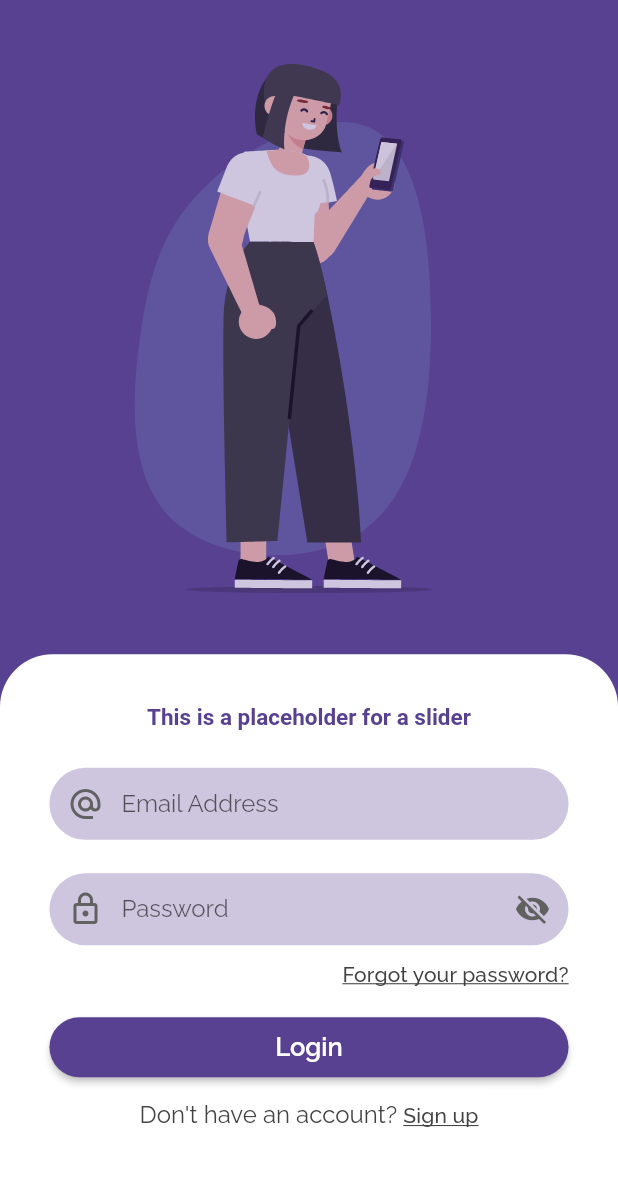
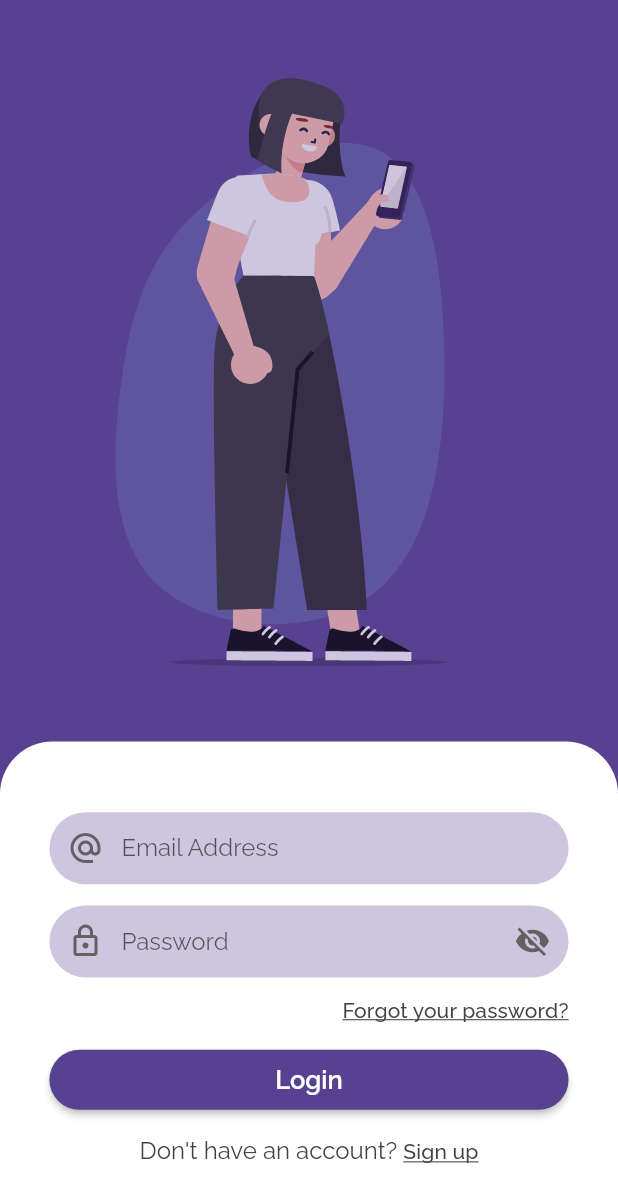
Before and after one commit to KaveenE/Orbital-SimplyMeet, a Flutter app: the screen it shows after launch, after a tap on "Skip", on a phone screen of 412 x 824 dp. Shown: the top 1202 px of the screen. Run offline on Flutter 3.47's test engine with Material 2 defaults, Android fonts, the phone set to English and light mode, and no system bars; drawn by our look-alikes of flutter_form_builder; our stand-ins replace google_fonts, lottie.

Commit message:
PageView implemented for Login & Signup + Spacer

```diff
--- a/simply_meet/lib/main.dart
+++ b/simply_meet/lib/main.dart
@@ -1,9 +1,10 @@
 import 'package:flutter/material.dart';
 import 'package:flutter/services.dart';
 import 'package:google_fonts/google_fonts.dart';
+import 'package:simply_meet/Screens/Login_SignUp/LoginScreen.dart';
+import 'package:simply_meet/Screens/Login_SignUp/SignUpScreen.dart';
+// import 'package:simply_meet/screens/Login_SignUp/LoginSignupScreen.dart';
 import 'package:simply_meet/screens/Welcome/WelcomeScreen.dart';
-import 'package:simply_meet/screens/login_signUp/LoginScreen.dart';
-import 'package:simply_meet/screens/login_signUp/SignUpScreen.dart';
 
 void main() {
   WidgetsFlutterBinding.ensureInitialized();
@@ -31,12 +32,12 @@ class MyApp extends StatelessWidget {
         fontFamily: GoogleFonts.raleway().fontFamily,
         textTheme: ThemeData.light().textTheme.copyWith(
               headline2: GoogleFonts.raleway(
-                color: Colors.white70,
+                color: Colors.white,
                 fontSize: 28,
                 fontWeight: FontWeight.w600,
               ),
               bodyText1: GoogleFonts.raleway(
-                color: Colors.white70,
+                color: Colors.white,
                 fontSize: 15,
               ),
               button: GoogleFonts.raleway(
@@ -57,6 +58,7 @@ class MyApp extends StatelessWidget {
         '/': (_) => WelcomeScreen(),
         NewLoginScreen.routeName: (_) => NewLoginScreen(),
         NewSignUpScreen.routeName: (_) => NewSignUpScreen(),
+        // LoginSignupScreen.routeName: (_) => LoginSignupScreen(),
       },
     );
   }
--- a/simply_meet/lib/screens/Welcome/WelcomeScreen.dart
+++ b/simply_meet/lib/screens/Welcome/WelcomeScreen.dart
@@ -1,5 +1,5 @@
 import 'package:flutter/material.dart';
-import 'package:simply_meet/screens/login_signUp/LoginScreen.dart';
+import 'package:simply_meet/Screens/Login_SignUp/LoginScreen.dart';
 import 'WelcomeScreenPage1.dart';
 import 'WelcomeScreenPage2.dart';
 import 'WelcomeScreenPage3.dart';
@@ -34,7 +34,6 @@ class _WelcomeScreenState extends State<WelcomeScreen> {
     return Scaffold(
       backgroundColor: myTheme.scaffoldBackgroundColor,
       body: Container(
-        child: Padding(
         padding: EdgeInsets.symmetric(vertical: 25.0),
         child: Column(
           crossAxisAlignment: CrossAxisAlignment.stretch,
@@ -43,14 +42,14 @@ class _WelcomeScreenState extends State<WelcomeScreen> {
               alignment: Alignment.topRight,
               child: const SkipButton(),
             ),
-              SizedBox(height: screenSize.height * 0.09),
+            Spacer(),
             Center(
               child: Text(
                 "Welcome to SimplyMeet",
                 style: Theme.of(context).textTheme.headline2,
               ),
             ),
-              SizedBox(height: screenSize.height * 0.05),
+            Spacer(),
             Container(
               height: screenSize.height * 0.6,
               child: PageView(
@@ -72,8 +71,8 @@ class _WelcomeScreenState extends State<WelcomeScreen> {
               mainAxisAlignment: MainAxisAlignment.center,
               children: _buildPageIndicator(screenSize),
             ),
+            Spacer(),
           ],
-          ),
         ),
       ),
       bottomSheet: _currentPage == _numPages - 1
@@ -125,7 +124,7 @@ class SkipButton extends StatelessWidget {
       child: Text(
         'Skip',
         style: TextStyle(
-          color: Colors.white70,
+          color: Colors.white,
           fontSize: 20,
         ),
       ),
--- a/simply_meet/lib/screens/login_signUp/LoginScreen.dart
+++ b/simply_meet/lib/screens/login_signUp/LoginScreen.dart
@@ -33,26 +33,24 @@ class _NewLoginScreenState extends State<NewLoginScreen> {
 
   @override
   Widget build(BuildContext context) {
-    final myTheme = Theme.of(context);
     final screenSize = MediaQuery.of(context).size;
 
     return Scaffold(
       body: SingleChildScrollView(
         child: Container(
-          color: myTheme.primaryColor,
           height: screenSize.height,
           child: Column(
             children: <Widget>[
               Expanded(
-                flex: 9,
+                flex: 3,
                 child: Opacity(
                   opacity: 0.7,
                   child: Lottie.asset("assets/animations/GirlOnPhone.json",
-                      width: screenSize.height * 0.45),
+                      width: screenSize.height * 0.5),
                 ),
               ),
               Expanded(
-                flex: 8,
+                flex: 2,
                 child: Container(
                   width: double.infinity,
                   padding: EdgeInsets.all(screenSize.height * 0.04),
@@ -70,17 +68,13 @@ class _NewLoginScreenState extends State<NewLoginScreen> {
                       mainAxisSize: MainAxisSize.min,
                       crossAxisAlignment: CrossAxisAlignment.center,
                       children: <Widget>[
+                        // Spacer(),
                         LoginArea(
                           _globalFormKey,
                           hidePassword: _hidePassword,
                           togglePasswordVisibility: togglePasswordVisibility,
                         ),
-                        SizedBox(height: screenSize.height * 0.014),
-                        WordsBelowSignUpLogin(
-                          text1: "Don't have an account? ",
-                          text2: "Sign up",
-                          route: NewSignUpScreen.routeName,
-                        ),
+                        // Spacer(),
                       ],
                     ),
                   ),
@@ -98,6 +92,7 @@ class LoginArea extends StatelessWidget {
   final GlobalKey<FormBuilderState> _globalFormKey;
   final bool hidePassword;
   final VoidCallback togglePasswordVisibility;
+
   const LoginArea(
     this._globalFormKey, {
     @required this.hidePassword,
@@ -106,27 +101,20 @@ class LoginArea extends StatelessWidget {
 
   @override
   Widget build(BuildContext context) {
-    final screenSize = MediaQuery.of(context).size;
     final myTheme = Theme.of(context);
-    return Column(
-      children: [
-        Text(
-          'This is a placeholder for a slider',
-          style: TextStyle(
-            fontSize: 15,
-            fontWeight: FontWeight.bold,
-            color: myTheme.primaryColor,
-          ),
-        ),
-        SizedBox(height: screenSize.height * 0.03),
+
+    return Expanded(
+      child: Column(
+        children: <Widget>[
+          Spacer(),
           FormBuilderEmail(),
-        SizedBox(height: screenSize.height * 0.027),
+          Spacer(),
           FormBuilderPassword(
             hidePassword: hidePassword,
             onPress: togglePasswordVisibility,
             identifierForField: "password",
           ),
-        SizedBox(height: screenSize.height * 0.014),
+          Spacer(),
           Align(
             alignment: Alignment.centerRight,
             child: Text(
@@ -134,12 +122,20 @@ class LoginArea extends StatelessWidget {
               style: myTheme.textTheme.subtitle2,
             ),
           ),
-        SizedBox(height: screenSize.height * 0.02),
+          Spacer(),
           SignUpLoginButton(
             _globalFormKey,
             title: "Login",
           ),
+          Spacer(),
+          WordsBelowSignUpLogin(
+            text1: "Don't have an account? ",
+            text2: "Sign up",
+            route: NewSignUpScreen.routeName,
+          ),
+          Spacer(),
         ],
+      ),
     );
   }
 }
--- a/simply_meet/lib/screens/login_signUp/widgets/WordsBelowSignUpLogin.dart
+++ b/simply_meet/lib/screens/login_signUp/widgets/WordsBelowSignUpLogin.dart
@@ -26,7 +26,7 @@ class WordsBelowSignUpLogin extends StatelessWidget {
             text: text2,
             style: myTheme.textTheme.subtitle2,
             recognizer: TapGestureRecognizer()
-              ..onTap = () => Navigator.pushNamed(
+              ..onTap = () => Navigator.pushReplacementNamed(
                     context,
                     route,
                   ),
--- a/simply_meet/pubspec.yaml
+++ b/simply_meet/pubspec.yaml
@@ -65,6 +65,7 @@ flutter:
     - assets/animations/GirlWorking.json
     - assets/animations/TwoPeopleTalking.json
     - assets/animations/GirlOnPhone.json
+    - assets/animations/Login.json
     - assets/animations/TwoPeopleWorking.json
 
 
```
Also changed, not shown: simply_meet/assets/animations/Login.json (added, +1 -0 lines), simply_meet/lib/screens/login_signUp/LoginSignupScreen.dart (added, +163 -0 lines), simply_meet/lib/screens/login_signUp/SignUpScreen.dart (+21 -28 lines), simply_meet/lib/screens/login_signUp/widgets/LoginArea.dart (added, +63 -0 lines), simply_meet/lib/screens/login_signUp/widgets/SignUpArea.dart (added, +65 -0 lines). Lines whose indentation alone changed are shown as unchanged.
